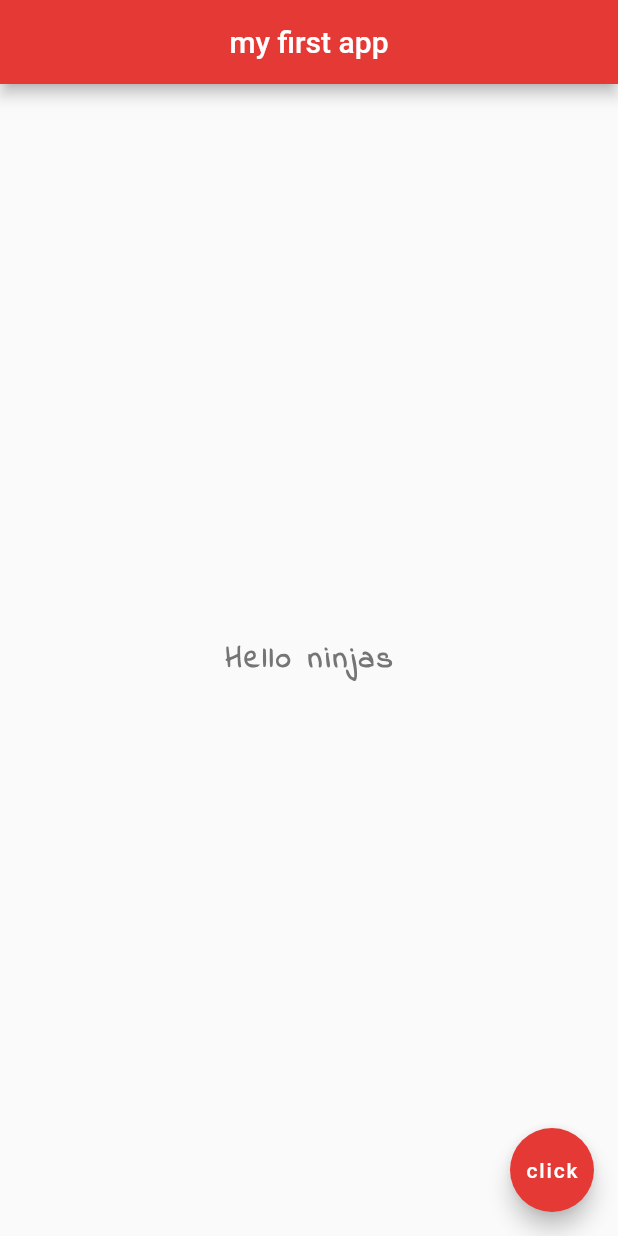
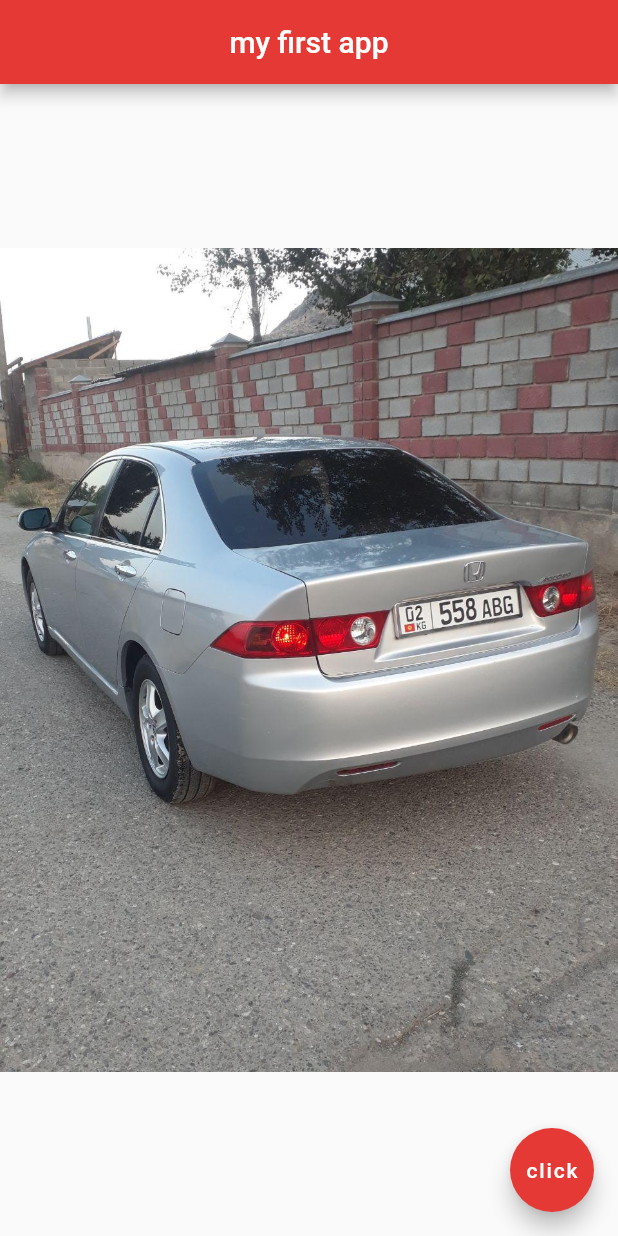
Before and after one commit to manas-anarov/flutter_ninja, a Flutter app: the screen it shows after launch, on a phone screen of 412 x 824 dp. Run offline on Flutter 3.47's test engine with Material 2 defaults, Android fonts, the phone set to English and light mode, and no system bars.

Commit message:
8 lesson

```diff
--- a/flutter_app/lib/main.dart
+++ b/flutter_app/lib/main.dart
@@ -17,16 +17,7 @@ class Home extends StatelessWidget {
         backgroundColor: Colors.red[600],
       ),
       body: Center(
-        child: Text(
-          'Hello ninjas',
-          style:TextStyle(
-              fontSize: 20.0,
-              fontWeight: FontWeight.bold,
-              letterSpacing: 2.0,
-              color: Colors.grey[600],
-              fontFamily: 'IndieFlower'
-          ),
-        ),
+        child: Image.asset('assets/1.jpg'),
       ),
       floatingActionButton: FloatingActionButton(
         onPressed: () {},
--- a/flutter_app/pubspec.yaml
+++ b/flutter_app/pubspec.yaml
@@ -45,9 +45,8 @@ flutter:
   uses-material-design: true
 
   # To add assets to your application, add an assets section, like this:
-  # assets:
-  #   - images/a_dot_burr.jpeg
-  #   - images/a_dot_ham.jpeg
+  assets:
+    - assets/
 
   # An image asset can refer to one or more resolution-specific "variants", see
   # https://flutter.dev/assets-and-images/#resolution-aware.
```
Also changed, not shown: flutter_app/assets/1.jpg (added), flutter_app/assets/2.jpg (added), flutter_app/assets/3.jpg (added).
